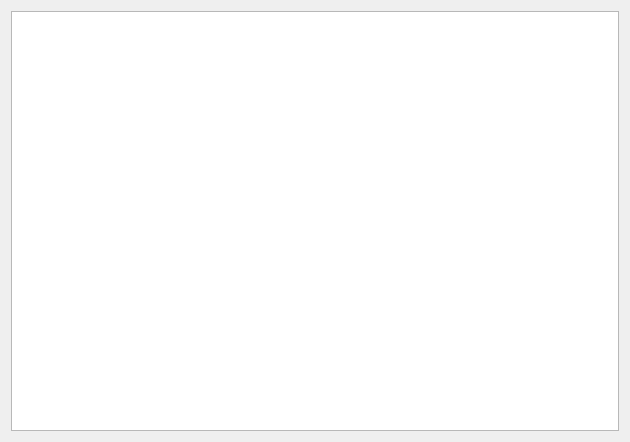
The window that apps/NSXQt/ui/SpaceGroupDialog.ui (k61n/openhkl) describes before a commit, drawn with Qt 5.
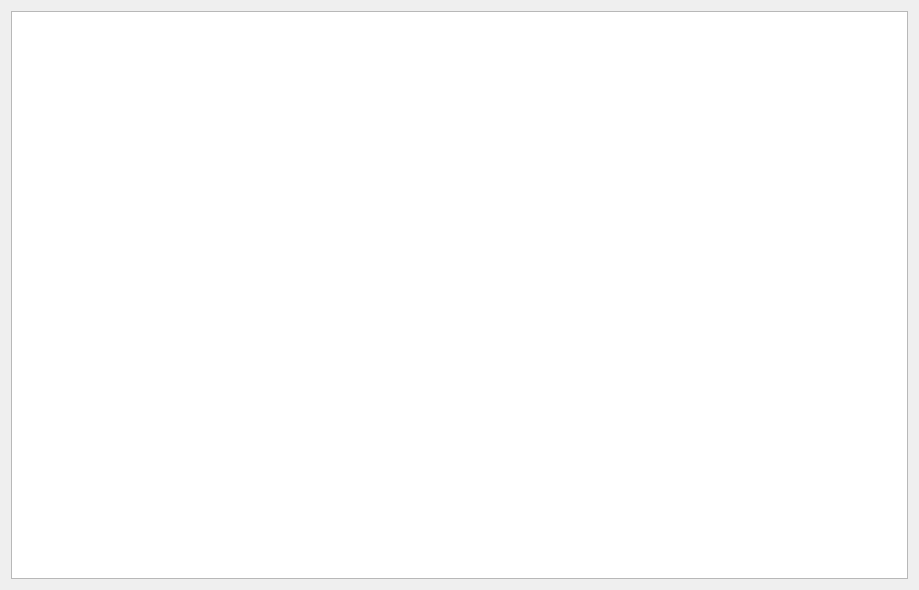
The same window after the commit.

Patch:
```diff
--- a/apps/NSXQt/ui/SpaceGroupDialog.ui
+++ b/apps/NSXQt/ui/SpaceGroupDialog.ui
@@ -6,8 +6,8 @@
    <rect>
     <x>0</x>
     <y>0</y>
-    <width>630</width>
-    <height>442</height>
+    <width>919</width>
+    <height>590</height>
    </rect>
   </property>
   <property name="windowTitle">
```
